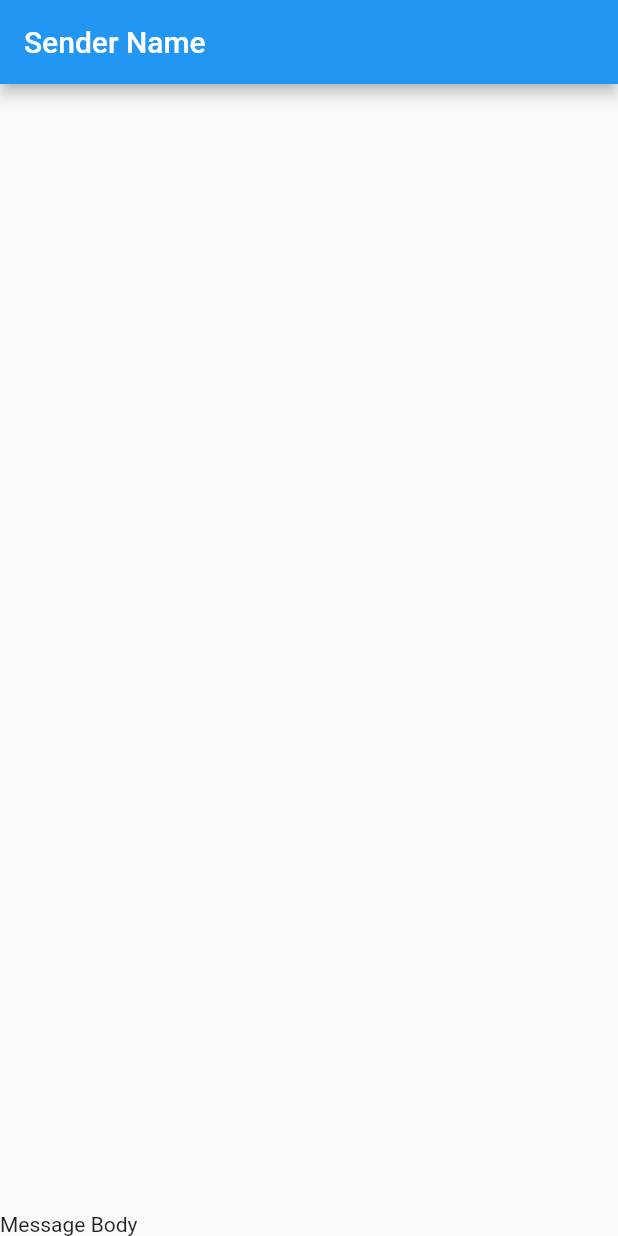
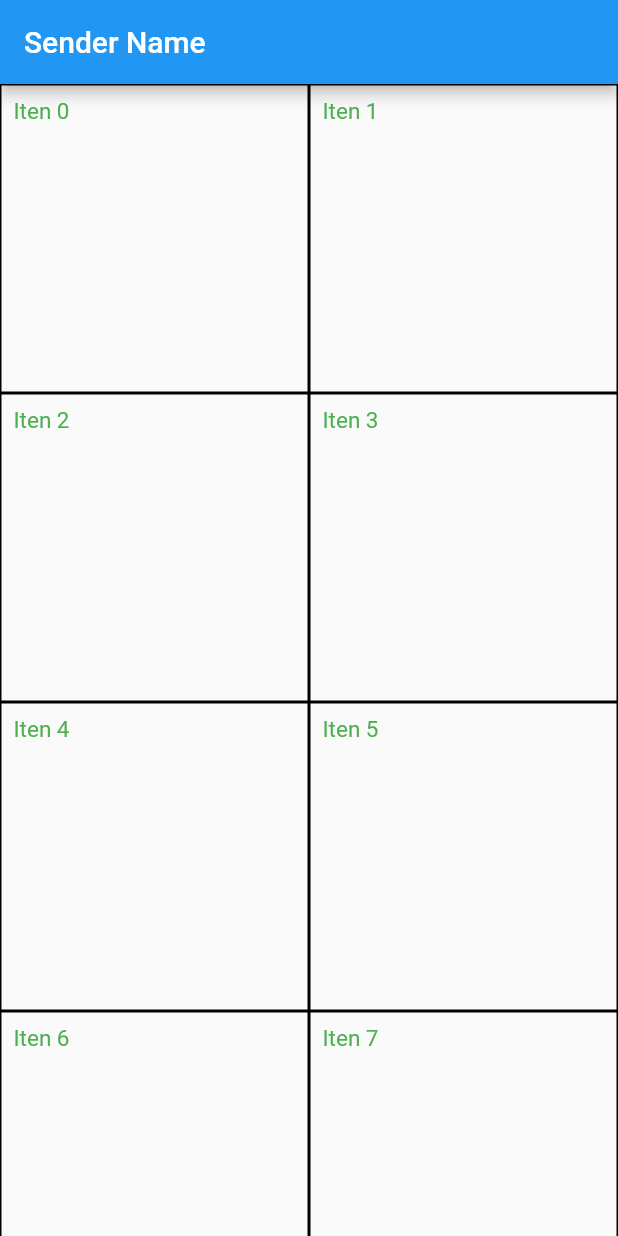
Before and after one commit to VickyKumarXaxa/message-app, a Flutter app: the screen it shows after launch, on a phone screen of 412 x 824 dp. Run offline on Flutter 3.47's test engine with Material 2 defaults, Android fonts, the phone set to English and light mode, and no system bars.

Commit message:
updated project

```diff
--- a/message_app/lib/main.dart
+++ b/message_app/lib/main.dart
@@ -1,5 +1,5 @@
 import 'package:flutter/material.dart';
-import 'screens/personal_message.dart';
+import 'screens/product_list.dart';
 
 void main() {
   runApp(const MyApp());
@@ -12,7 +12,7 @@ class MyApp extends StatelessWidget {
   Widget build(BuildContext context) {
     return const MaterialApp(
       title: 'Message',
-      home: PersonalMessage(),
+      home: ProductList(),
     );
   }
 }
--- a/message_app/lib/screens/personal_message.dart
+++ /dev/null
@@ -1,18 +0,0 @@
-import 'package:flutter/material.dart';
-
-class PersonalMessage extends StatelessWidget {
-  const PersonalMessage({Key? key}) : super(key: key);
-
-  @override
-  Widget build(BuildContext context) {
-    return Scaffold(
-      appBar: AppBar(
-        title: const Text('Sender Name'),
-      ),
-      body: Column(
-        mainAxisAlignment: MainAxisAlignment.end,
-        children: const <Widget>[Text('Message Body')],
-      ),
-    );
-  }
-}
--- /dev/null
+++ b/message_app/lib/screens/product_list.dart
@@ -0,0 +1,59 @@
+import 'package:flutter/material.dart';
+import '../mock_data/mock_products.dart';
+
+class ProductList extends StatelessWidget {
+  const ProductList({Key? key}) : super(key: key);
+
+  @override
+  Widget build(BuildContext context) {
+    return Scaffold(
+      appBar: AppBar(
+        title: const Text('Sender Name'),
+      ),
+      // body: Column(
+      //   mainAxisAlignment: MainAxisAlignment.start,
+      //   crossAxisAlignment: CrossAxisAlignment.stretch,
+      //   children: <Widget>[
+      //     Container(
+      //       decoration: const BoxDecoration(color: Colors.amber),
+      //       child: const Text('Message Body'),
+      //     ),
+      //   ],
+      // ),
+      // body: ListView.builder(
+      //     itemCount: 5,
+      //     itemBuilder: (BuildContext context, index) {
+      //       return Column(
+      //         children: [
+      //           ListTile(
+      //             title: Text('Item $index'),
+      //             trailing: const Icon(Icons.shopping_cart),
+      //           ),
+      //           const Divider(
+      //             color: Colors.blue,
+      //           ),
+      //         ],
+      //       );
+      //     }),
+      body: GridView.count(
+          crossAxisCount: 2,
+          children: List.generate(
+              100,
+              (index) => GridTile(
+                    child: Container(
+                      padding: const EdgeInsets.all(8.0),
+                      decoration: BoxDecoration(
+                        border: Border.all(),
+                      ),
+                      child: Text(
+                        'Iten $index',
+                        style: const TextStyle(
+                          fontSize: 15,
+                          color: Colors.green,
+                        ),
+                      ),
+                    ),
+                  ))),
+    );
+  }
+}
```
Also changed, not shown: message_app/lib/mock_data/mock_products.dart (added, +8 -0 lines), message_app/lib/models/model.dart (added, +11 -0 lines), message_app/lib/screens/product_detail.dart (added, +15 -0 lines).
